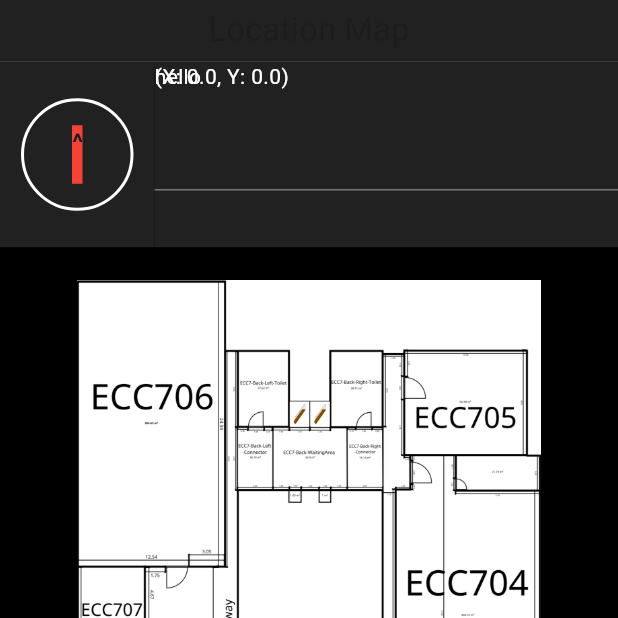
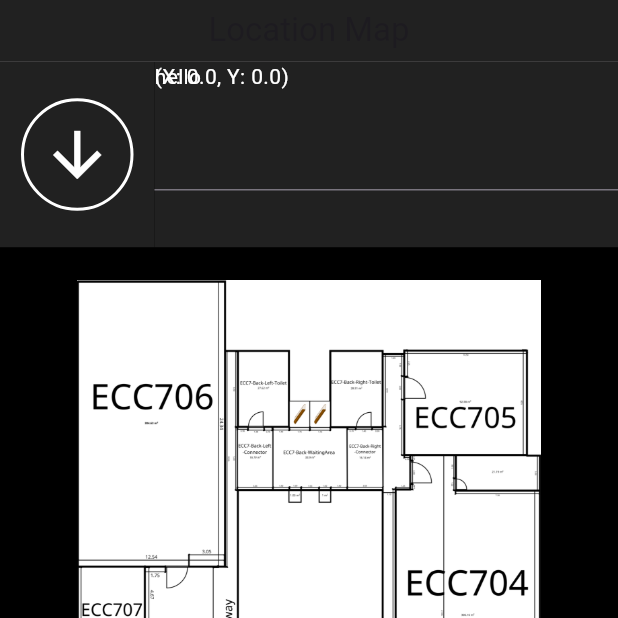
Before and after one commit to juntthanat/IPS_Android_UI, a Flutter app: the screen it shows after launch, on a phone screen of 412 x 824 dp, the top half of it. Run offline on Flutter 3.47's test engine with Material 3 defaults, Android fonts, the phone set to English and light mode, and no system bars; our stand-ins replace flutter_compass, permission_handler; missing offline and left inert: flutter_reactive_ble, mqtt_client; statements that could not run were skipped.

Commit message:
Changed: Navigation arrow size and color

```diff
--- a/lib/main.dart
+++ b/lib/main.dart
@@ -297,24 +297,12 @@ class MainBody extends State<MainPage> {
                               color: Colors.white,
                               width: 2.0,
                             )),
-                        child: Padding(
-                            padding:
-                                EdgeInsets.fromLTRB(32.0, 16.0, 32.0, 16.0),
-                            child:
-                            // Change to Icon Later Start
-                            Container(
-                              decoration: new BoxDecoration(
-                                color: Colors.red,
-                                shape: BoxShape.rectangle,
-                              ),
-                              child: Text(
-                                "^",
-                                style: const TextStyle(
-                                    fontSize: 16, fontWeight: FontWeight.w900),
-                              ),
-                            )
-                            // Change to Icon Later End
-                            ))
+                        child: const Icon(
+                          Icons.arrow_downward,
+                          color: Colors.white,
+                          size: 48.0,
+                        ),
+                    )
                   ],
                 ),
               ),
```
